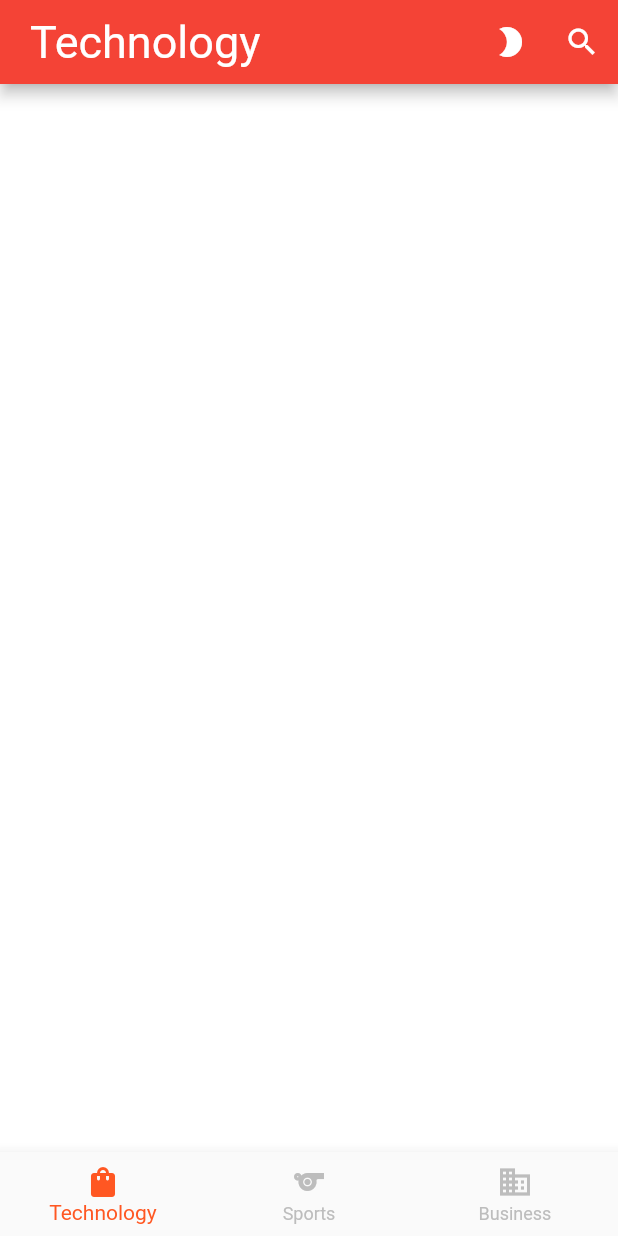
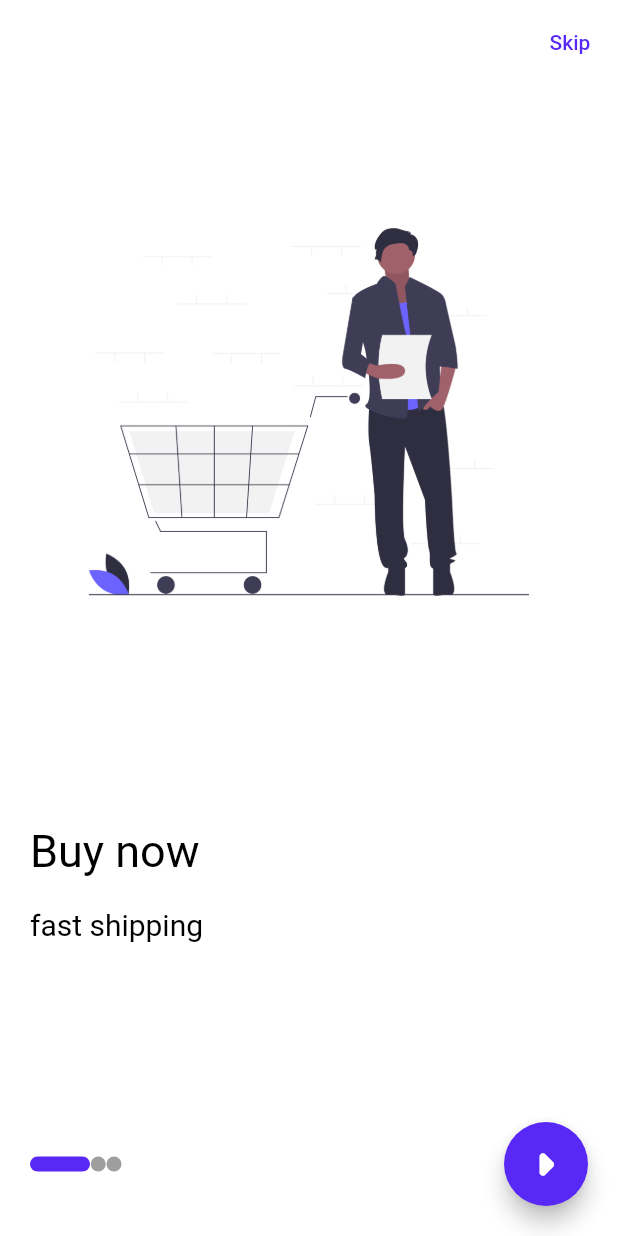
Before and after one commit to mohammed893/bmi_calc2, a Flutter app: the screen it shows after launch, on a phone screen of 412 x 824 dp. Run offline on Flutter 3.47's test engine with Material 2 defaults, Android fonts, the phone set to English and light mode, and no system bars; drawn by our look-alikes of smooth_page_indicator; our stand-ins replace bloc, conditional_builder_null_safety, dio, flutter_bloc, hexcolor, shared_preferences and 1 more; accounts and stored records are empty.

Commit message:
onBoarding screens

```diff
--- a/lib/main.dart
+++ b/lib/main.dart
@@ -16,18 +16,19 @@ import 'package:bmi_calc2/shared/Cubit/cubit.dart';
 import 'package:bmi_calc2/shared/Cubit/states.dart';
 import 'package:bmi_calc2/shared/network/local/cache_helper.dart';
 import 'package:bmi_calc2/shared/network/remote/DIo_helper.dart';
+import 'package:bmi_calc2/shop_app/onBoarding/onboarding.dart';
+import 'package:bmi_calc2/styles/themes.dart';
 import 'package:flutter/material.dart';
 import 'package:flutter/services.dart';
 import 'package:flutter_bloc/flutter_bloc.dart';
 import 'package:hexcolor/hexcolor.dart';
 
-void main() async{
+void main() async {
   WidgetsFlutterBinding.ensureInitialized();
-  Future<bool?> IsDark ;
+  Future<bool?> IsDark;
 
   await CacheHelper.init();
-  IsDark = CacheHelper.getData(key:'isDark');
-
+  IsDark = CacheHelper.getData(key: 'isDark');
 
   BlocOverrides.runZoned(
     () {
@@ -36,99 +37,40 @@ void main() async{
     blocObserver: MyBlocObserver(),
   );
   DioHelper.init();
-
-
 }
 
 class MyApp extends StatelessWidget {
   var theme;
 
-MyApp(){
-
-     theme = CacheHelper.getData(key:'isDark').then((value){
-       theme = value;
-     });
-
-
-}
-
+  MyApp() {
+    theme = CacheHelper.getData(key: 'isDark').then((value) {
+      theme = value;
+    });
+  }
 
   // This widget is the root of your application.
   @override
   Widget build(BuildContext context) {
-
-    return BlocProvider(
-      create: (BuildContext context) => CubitTodo()..ChangeTheme(fromCache: theme),
-      child: BlocConsumer<CubitTodo , todoStates>(
-        listener: ((context, state) {
-
-        }), builder:((context, state) {
+    return MultiBlocProvider(
+      providers: [
+        BlocProvider(
+            create: (BuildContext context) =>
+                CubitTodo()..ChangeTheme(fromCache: theme)),
+        BlocProvider(create: (BuildContext context) => NewsCubit())
+      ],
+      child: BlocConsumer<CubitTodo, todoStates>(
+        listener: ((context, state) {}),
+        builder: ((context, state) {
           return MaterialApp(
-          debugShowCheckedModeBanner: false,
-
-          darkTheme: ThemeData(
-            scaffoldBackgroundColor: HexColor('333739'),
-            floatingActionButtonTheme:
-                FloatingActionButtonThemeData(backgroundColor: Colors.white),
-            appBarTheme: AppBarTheme(
-              titleSpacing: 20,
-                backwardsCompatibility: false,
-                systemOverlayStyle: SystemUiOverlayStyle(
-                    statusBarColor:HexColor('333739'),
-                    statusBarIconBrightness: Brightness.light),
-                color: HexColor('333739'),
-                titleTextStyle: TextStyle(
-                  fontSize: 30,
-                )
-                ),
-                bottomNavigationBarTheme: BottomNavigationBarThemeData(
-                  type: BottomNavigationBarType.fixed,
-                  backgroundColor: HexColor('333739'),
-                  selectedItemColor: Colors.deepOrange,
-                  elevation: 20,
-                  unselectedItemColor: Colors.grey
-
-                ),
-                textTheme: TextTheme(bodyText1: TextStyle(
-                  color: Colors.white,
-                  fontWeight: FontWeight.bold, fontSize: 15
-                ),bodyText2: TextStyle(
-                  color: Colors.white, fontSize:12
-                ),
-
-                )
-
-          ),
-          themeMode: CubitTodo.get(context).IsDark ? ThemeMode.dark : ThemeMode.light,
-          theme: ThemeData(
-            scaffoldBackgroundColor: Colors.white,
-            floatingActionButtonTheme:
-                FloatingActionButtonThemeData(backgroundColor: Colors.deepOrange),
-            appBarTheme: AppBarTheme(
-              titleSpacing: 20,
-                backwardsCompatibility: false,
-                systemOverlayStyle: SystemUiOverlayStyle(
-                    statusBarColor: Colors.red,
-                    statusBarIconBrightness: Brightness.light),
-                color: Colors.red,
-                titleTextStyle: TextStyle(
-                  fontSize: 30,
-                )),
-                textTheme: TextTheme(bodyText1: TextStyle(
-                  color: Colors.black,
-                  fontWeight: FontWeight.bold, fontSize: 15
-                )
-                ,bodyText2:TextStyle(
-                  color: Colors.black, fontSize:12
-                ) )
-
-          ),
-          home: NewLayout(),
-        );
-
-        }) ,
-
-
+            debugShowCheckedModeBanner: false,
+            darkTheme: DarkTheme,
+            themeMode: CubitTodo.get(context).IsDark
+                ? ThemeMode.dark
+                : ThemeMode.light,
+            theme: LightTheme,
+            home: onBoarding(),
+          );
+        }),
       ),
     );
   }
--- a/lib/shared/components/components.dart
+++ b/lib/shared/components/components.dart
@@ -168,3 +168,8 @@ Widget def_task (
     ),
   );
 }
+void NavigateAndDestroy(context , Widget){
+  Navigator.pushAndRemoveUntil(context,MaterialPageRoute(builder: (context) => Widget)
+  , (route) => false);
+
+}
--- /dev/null
+++ b/lib/shop_app/onBoarding/onboarding.dart
@@ -0,0 +1,159 @@
+import 'package:bmi_calc2/layout/Franc_layout.dart';
+import 'package:bmi_calc2/shared/components/components.dart';
+import 'package:flutter/material.dart';
+import 'package:smooth_page_indicator/smooth_page_indicator.dart';
+
+class Datamdl {
+  Datamdl({required this.img, required this.str1, required this.str2}) {}
+  final ImageProvider img;
+  final String str1;
+  final String str2;
+}
+
+bool? isLast;
+
+List<Datamdl> datamodel = [
+  Datamdl(
+      img: AssetImage(
+        'lib/assets/brd1.png',
+      ),
+      str1: 'Buy now',
+      str2: 'fast shipping'),
+  Datamdl(
+      img: AssetImage(
+        'lib/assets/brd2.png',
+      ),
+      str1: 'Don\'t waste your time',
+      str2: 'Buy with one click'),
+  Datamdl(
+      img: AssetImage(
+        'lib/assets/brd3.png',
+      ),
+      str1: 'Find what you need easily',
+      str2: 'Pay online'),
+];
+
+class onBoarding extends StatefulWidget {
+  @override
+  State<onBoarding> createState() => _onBoardingState();
+}
+
+class _onBoardingState extends State<onBoarding> {
+  var Bcont = PageController();
+
+  @override
+  Widget build(BuildContext context) {
+    return Scaffold(
+        appBar: AppBar(
+          backgroundColor: Colors.white,
+          elevation: 0,
+          actions: [
+            TextButton(
+                onPressed: () {
+                  NavigateAndDestroy(context, Franc());
+                },
+                child: Text(
+                  'Skip',
+                  style: const TextStyle(
+                    color: Color.fromARGB(255, 88, 40, 246),
+                  ),
+                )),
+          ],
+        ),
+        body: Padding(
+            padding: const EdgeInsets.all(20.0),
+            child: Column(
+              crossAxisAlignment: CrossAxisAlignment.start,
+              mainAxisAlignment: MainAxisAlignment.start,
+              children: [
+                Expanded(
+                  child: PageView.builder(
+                    physics: const BouncingScrollPhysics(),
+                    onPageChanged: (index) {
+                      if (index == datamodel.length - 1) {
+                        setState(() {
+                          isLast = true;
+                          print("islast$isLast");
+                        });
+                      } else {
+                        setState(() {
+                          isLast = false;
+                          print("notislast$isLast");
+                        });
+                      }
+                    },
+                    itemBuilder: (context, index) =>
+                        BuildPages(datamodel[index]),
+                    itemCount: 3,
+                    controller: Bcont,
+                  ),
+                ),
+                Row(
+                  children: [
+                    SmoothPageIndicator(
+                      controller: Bcont,
+                      count: datamodel.length,
+                      effect: ExpandingDotsEffect(
+                        activeDotColor: const Color.fromARGB(255, 88, 40, 246),
+                        dotColor: Colors.grey,
+                        dotHeight: 10,
+                        dotWidth: 10,
+                        expansionFactor: 4,
+                        spacing: 0.5,
+                        radius: 30,
+                      ),
+                    ),
+                    Spacer(),
+                    FloatingActionButton(
+                        onPressed: () {
+                          if (isLast == true) {
+                            NavigateAndDestroy(context, Franc());
+                          } else {
+                            Bcont.nextPage(
+                                duration: Duration(milliseconds: 750),
+                                curve: Curves.decelerate);
+                          }
+                        },
+                        backgroundColor: const Color.fromARGB(255, 88, 40, 246),
+                        child: Icon(
+                          Icons.arrow_right_rounded,
+                          size: 50,
+                        ))
+                  ],
+                )
+              ],
+            )));
+  }
+
+  Widget BuildPages(Datamdl) {
+    return Padding(
+      padding: EdgeInsetsDirectional.only(top: 50),
+      child: Column(
+        crossAxisAlignment: CrossAxisAlignment.start,
+        children: [
+          Expanded(
+            child: Image(
+              alignment: Alignment.topCenter,
+              image: Datamdl.img,
+              fit: BoxFit.contain,
+            ),
+          ),
+          Text(
+            Datamdl.str1,
+            style: TextStyle(fontSize: 30),
+          ),
+          SizedBox(
+            height: 20,
+          ),
+          Text(
+            Datamdl.str2,
+            style: TextStyle(fontSize: 20),
+          ),
+          SizedBox(
+            height: 120,
+          )
+        ],
+      ),
+    );
+  }
+}
--- /dev/null
+++ b/lib/styles/themes.dart
@@ -0,0 +1,63 @@
+import 'package:flutter/material.dart';
+import 'package:flutter/services.dart';
+import 'package:hexcolor/hexcolor.dart';
+
+
+ThemeData LightTheme =ThemeData(
+            scaffoldBackgroundColor: Colors.white,
+            floatingActionButtonTheme:
+                const FloatingActionButtonThemeData(backgroundColor: Color.fromARGB(255, 88, 40, 246),),
+            appBarTheme: const AppBarTheme(
+              titleSpacing: 20,
+                backwardsCompatibility: false,
+                systemOverlayStyle: SystemUiOverlayStyle(
+                    statusBarColor: Color.fromARGB(255, 88, 40, 246),
+                    statusBarIconBrightness: Brightness.light),
+                color: Color.fromARGB(255, 88, 40, 246),
+                titleTextStyle: TextStyle(
+                  fontSize: 30,
+                )),
+                textTheme: const TextTheme(bodyText1: TextStyle(
+                  color: Colors.black,
+                  fontWeight: FontWeight.bold, fontSize: 15
+                )
+                ,bodyText2:TextStyle(
+                  color: Colors.black, fontSize:12
+                ) )
+
+          );
+
+
+ThemeData DarkTheme = ThemeData(
+            scaffoldBackgroundColor: HexColor('333739'),
+            floatingActionButtonTheme:
+                FloatingActionButtonThemeData(backgroundColor: Colors.white),
+            appBarTheme: AppBarTheme(
+              titleSpacing: 20,
+                backwardsCompatibility: false,
+                systemOverlayStyle: SystemUiOverlayStyle(
+                    statusBarColor:HexColor('333739'),
+                    statusBarIconBrightness: Brightness.light),
+                color: HexColor('333739'),
+                titleTextStyle: TextStyle(
+                  fontSize: 30,
+                )
+                ),
+                bottomNavigationBarTheme: BottomNavigationBarThemeData(
+                  type: BottomNavigationBarType.fixed,
+                  backgroundColor: HexColor('333739'),
+                  selectedItemColor: Color.fromARGB(255, 88, 40, 246),
+                  elevation: 20,
+                  unselectedItemColor: Colors.grey
+
+                ),
+                textTheme: TextTheme(bodyText1: TextStyle(
+                  color: Colors.white,
+                  fontWeight: FontWeight.bold, fontSize: 15
+                ),bodyText2: TextStyle(
+                  color: Colors.white, fontSize:12
+                ),
+
+                )
+
+          );
```
Also changed, not shown: lib/layout/Franc_layout.dart (+52 -20 lines), pubspec.yaml (+7 -12 lines), lib/assets/brd1.png (added), lib/assets/brd2.png (added), lib/assets/brd3.png (added), lib/brd1.png (added), lib/brd2.png (added), lib/brd3.png (added), lib/shop_app/test.dart (added), pubspec.lock, 1 other file.
